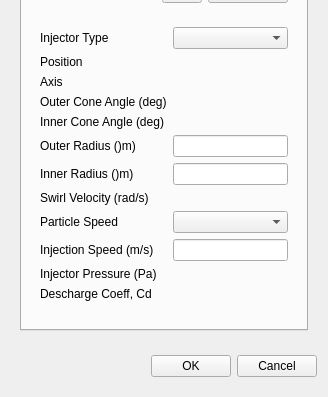
The window that baramFlow/view/setup/models/DPM/injection_dialog.ui (nextfoam/baram) describes before a commit, drawn with Qt 5; both pictures show x 0 to 328 and y 696 to 1093 of the 328 by 1093 pixel window.
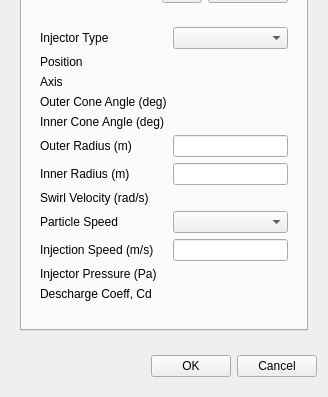
The same window after the commit. Custom widgets are drawn as their Qt base class.

The edit to the form file:
```diff
--- a/baramFlow/view/setup/models/DPM/injection_dialog.ui
+++ b/baramFlow/view/setup/models/DPM/injection_dialog.ui
@@ -365,7 +365,7 @@
              <item row="5" column="0">
               <widget class="QLabel" name="label_30">
                <property name="text">
-                <string>Outer Radius ()m)</string>
+                <string>Outer Radius (m)</string>
                </property>
               </widget>
              </item>
@@ -375,7 +375,7 @@
              <item row="6" column="0">
               <widget class="QLabel" name="label_31">
                <property name="text">
-                <string>Inner Radius ()m)</string>
+                <string>Inner Radius (m)</string>
                </property>
               </widget>
              </item>
```
Left out of the diff: 2 changed lines with no effect on the pictures.
